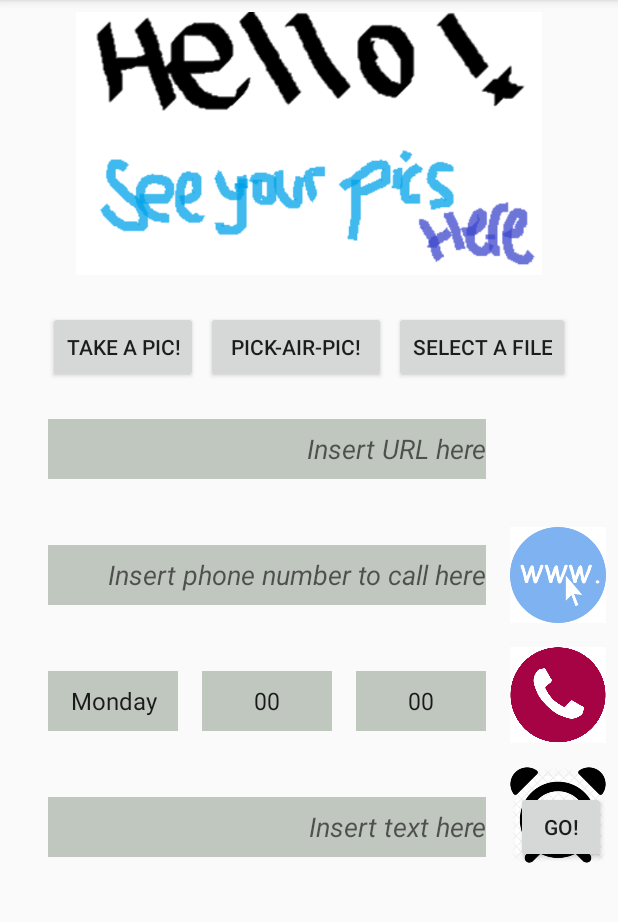
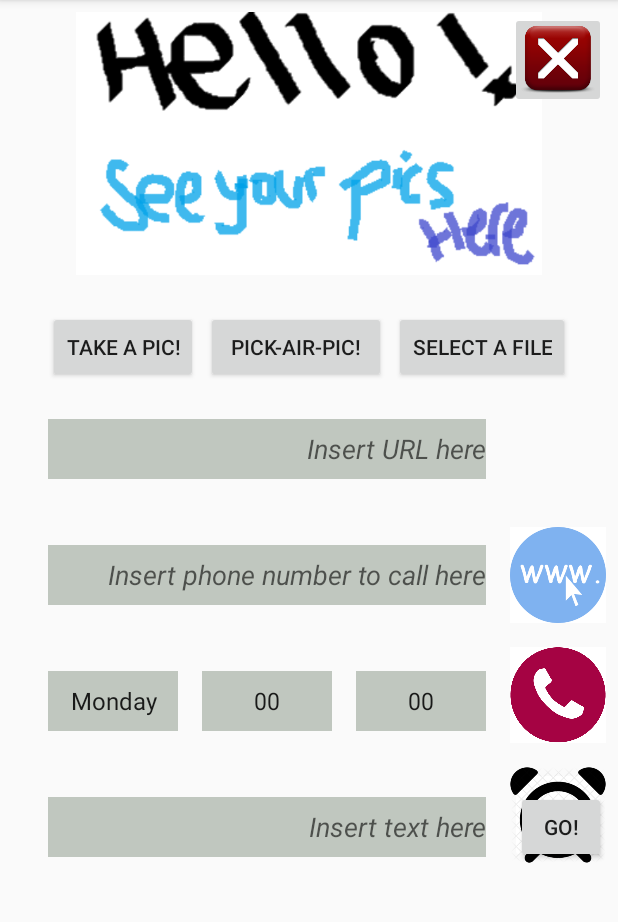
Before and after one commit to biodeps/Android_Intents, an Android app: the screen it shows after launch (MainActivity), on a phone screen of 412 x 824 dp, the part 84-1006 px from its top. Run offline under Robolectric (Android 15) with nearby library versions, the phone set to English and light mode, and no system bars.

Commit message:
New feature: Exit button added to the main page

```diff
--- a/app/src/main/AndroidManifest.xml
+++ b/app/src/main/AndroidManifest.xml
@@ -23,6 +23,11 @@
             </intent-filter>
         </activity>
 
+        <activity android:name=".SecondaryActivityClass">
+
+        </activity>
+
+
     </application>
 
 
--- a/app/src/main/res/layout/activity_main.xml
+++ b/app/src/main/res/layout/activity_main.xml
@@ -216,12 +216,27 @@
         app:layout_constraintTop_toBottomOf="@+id/linearLayout2" />
 
     <Button
-        android:id="@+id/button"
+        android:id="@+id/btn_NewActivity"
         android:layout_width="60dp"
         android:layout_height="wrap_content"
         android:layout_marginEnd="8dp"
         android:text="@string/buttonText_Activity"
+        android:onClick="openNewView"
         app:layout_constraintBottom_toBottomOf="@+id/txt_NewActivity"
         app:layout_constraintEnd_toEndOf="parent"
         app:layout_constraintTop_toTopOf="@+id/txt_NewActivity" />
+
+    <ImageButton
+        android:id="@+id/btn_exit"
+        android:layout_width="64dp"
+        android:layout_height="64dp"
+        android:layout_marginTop="8dp"
+        android:layout_marginEnd="8dp"
+        android:onClick="exitApp"
+        android:padding="0dp"
+
+        android:scaleType="fitXY"
+        app:layout_constraintEnd_toEndOf="parent"
+        app:layout_constraintTop_toTopOf="parent"
+        app:srcCompat="@drawable/exit_icon_2" />
 </android.support.constraint.ConstraintLayout>
```
Also changed, not shown: app/src/main/java/com/intents/intents/MainActivity.java (+14 -1 lines), app/src/main/java/com/intents/intents/SecondaryActivityClass.java (added, +16 -0 lines), app/src/main/res/layout/secondary_activity.xml (added, +25 -0 lines), app/src/main/res/drawable/exit_icon_2.png (added).
